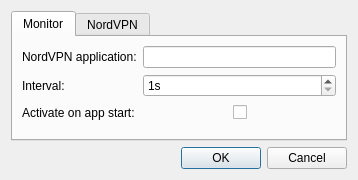
Above: app/settings/settingsdialog.ui from sendevent/yangl before the change. Below: the same form after it.
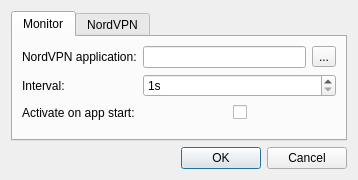
That is the form after the change.

```diff
--- a/app/settings/settingsdialog.ui
+++ b/app/settings/settingsdialog.ui
@@ -30,8 +30,6 @@
       <attribute name="title">
        <string>Monitor</string>
       </attribute>
-      <layout class="QGridLayout" name="gridLayout">
-       <item row="0" column="0">
         <layout class="QFormLayout" name="formLayout">
          <item row="0" column="0">
           <widget class="QLabel" name="label">
@@ -41,7 +39,22 @@
           </widget>
          </item>
          <item row="0" column="1">
-          <widget class="QLineEdit" name="leNVPNPath"/>
+        <layout class="QHBoxLayout" name="horizontalLayout_2">
+         <item>
+          <widget class="QLineEdit" name="leNVPNPath">
+           <property name="readOnly">
+            <bool>true</bool>
+           </property>
+          </widget>
+         </item>
+         <item>
+          <widget class="QToolButton" name="btnOpen">
+           <property name="text">
+            <string>...</string>
+           </property>
+          </widget>
+         </item>
+        </layout>
          </item>
          <item row="1" column="0">
           <widget class="QLabel" name="label_2">
@@ -104,8 +117,6 @@
               </size>
              </property>
             </spacer>
-           </item>
-          </layout>
          </item>
         </layout>
        </item>
```
Lines whose indentation alone changed are shown as unchanged.
